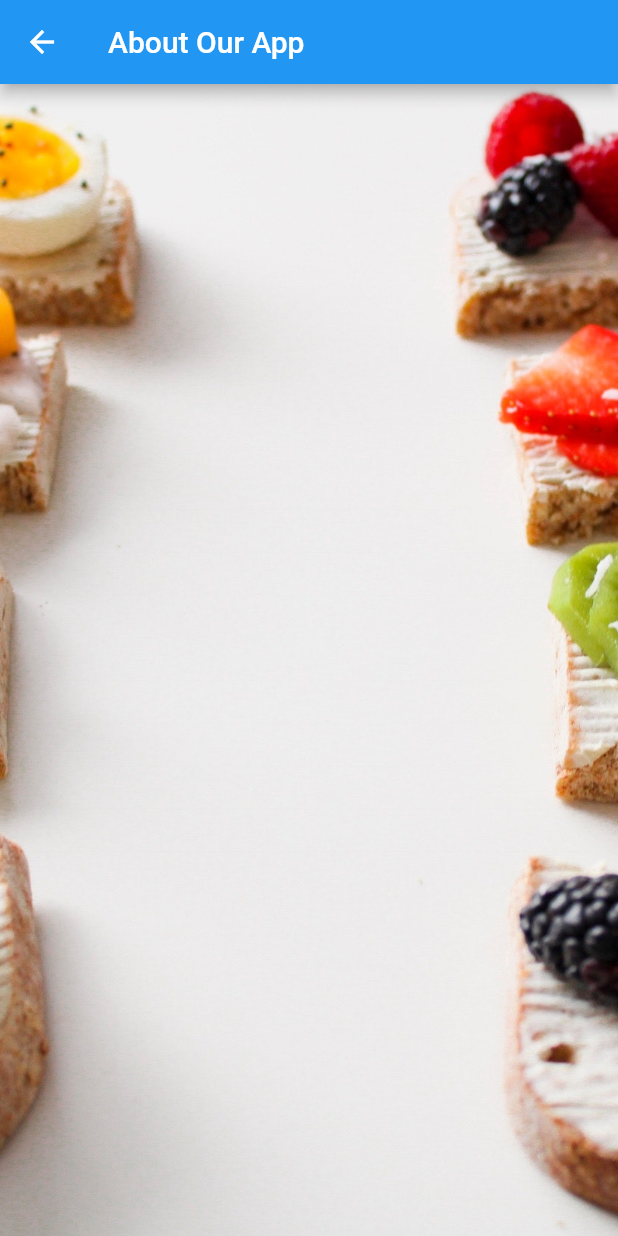
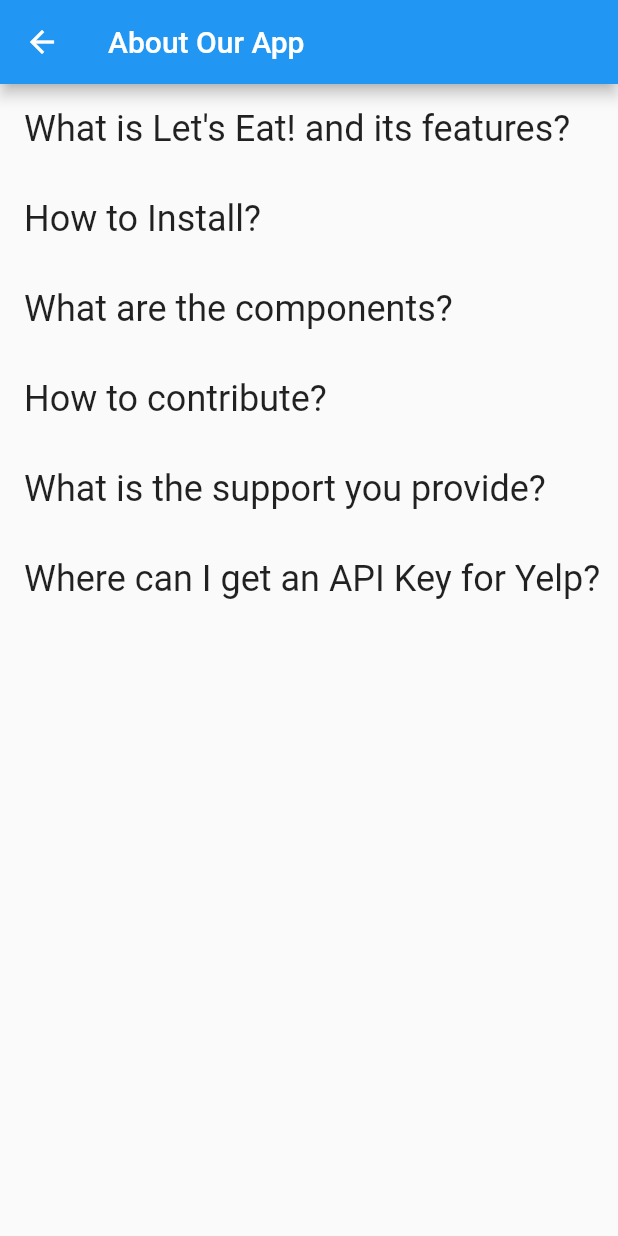
Before and after one commit to Groupzz/lets-eat-mobile-dev, a Flutter app: the screen it shows after launch, in the side drawer, after a tap on "About", on a phone screen of 412 x 824 dp. Run offline on Flutter 3.47's test engine with Material 2 defaults, Android fonts, the phone set to English and light mode, and no system bars; our stand-ins replace cloud_firestore, firebase_auth, firebase_database, google_maps_flutter, location; accounts and stored records are empty.

Commit message:
Added basic Q&A for About page using dialog boxes

```diff
--- a/lib/About.dart
+++ b/lib/About.dart
@@ -2,20 +2,91 @@ import 'package:flutter/material.dart';
 
 
 class About extends StatelessWidget{
+
+  Widget answerBuilder(BuildContext context, About_entry entry){
+    return SimpleDialog(contentPadding: EdgeInsets.zero,
+        children: [
+
+        Padding(
+          padding: const EdgeInsets.all(16),
+          child: Column(
+            crossAxisAlignment: CrossAxisAlignment.stretch,
+            children: [
+              Text(entry.answer)
+            ],
+          )
+        )]);
+  }
+
+  Widget aboutListBuilder(BuildContext context, int index){
+    return new GestureDetector(
+      onTap: () => showDialog(
+        context: context,
+        builder: (context) => answerBuilder(context, about_list[index])
+      ),
+    child: Container(
+        padding: const EdgeInsets.only(left: 16),
+        alignment: Alignment.centerLeft,
+          child: Text(about_list[index].question,
+      style: Theme.of(context).textTheme.headline)
+      )
+    );
+  }
+
   @override
   Widget build(BuildContext context) {
     return new Scaffold(
         appBar: AppBar(
           title: Text("About Our App"),
         ),
-        body: Container(
-          decoration: BoxDecoration(
-              image: DecorationImage(
-                image: AssetImage("assets/indexbg.jpg"),
-                fit: BoxFit.cover,
-              )
-          ),
-        )
+        body: ListView.builder(
+            itemCount: about_list.length,
+            itemExtent: 60.0,
+            itemBuilder: aboutListBuilder,
+        ),
     );
   }
 }
+
+class About_entry{
+  const About_entry({this.question,this.answer});
+
+  final String question;
+  final String answer;
+}
+final List<About_entry> about_list = <About_entry>[
+  About_entry(
+    question: 'What is Let\'s Eat! and its features?',
+    answer: 'Let\'s Eat! is an application that assists users in deciding what their next meal'
+  ' is going to be. Sometimes it seems like there are way too many food options to'
+  ' decide on. With Let\'s Eat!, you are guaranteed to find a restaurant nearby that'
+  ' satisfies your needs.'
+  ),
+  About_entry(
+      question: 'How to Install?',
+      answer: 'For android, we don\'t know yet'
+  ),
+  About_entry(
+      question: 'What are the components?',
+      answer: 'We are using Flutter in Android Studio for the main app development and Firebase for our account database.'
+  ),
+  About_entry(
+      question: 'How to contribute?',
+      answer: 'Our source code is located on Github'
+      ' It is organized by folders that indicate where to find source code for certain aspects of our application.'
+      'Feel free to contribute to our source code by cloning our repository and making changes on your local machine.'
+  ),
+  About_entry(
+      question: 'What is the support you provide?',
+      answer: 'We offer technical support for users who may have difficulty navigating our app.'
+      ' We are always open to suggestions from fellow developers as to how our mobile'
+      ' application can be improved or ideas for new features for current and future users to enjoy.'
+  ),
+  About_entry(
+      question: 'Where can I get an API Key for Yelp?',
+      answer: 'You need to create a Yelp account or sign in, go to Manage App'
+      ' page from their website, then you will receive an email with your API Key.'
+  ),
+];
+
+final String git_url = 'https://github.com/Groupzz/lets-eat-mobile-dev';
```
